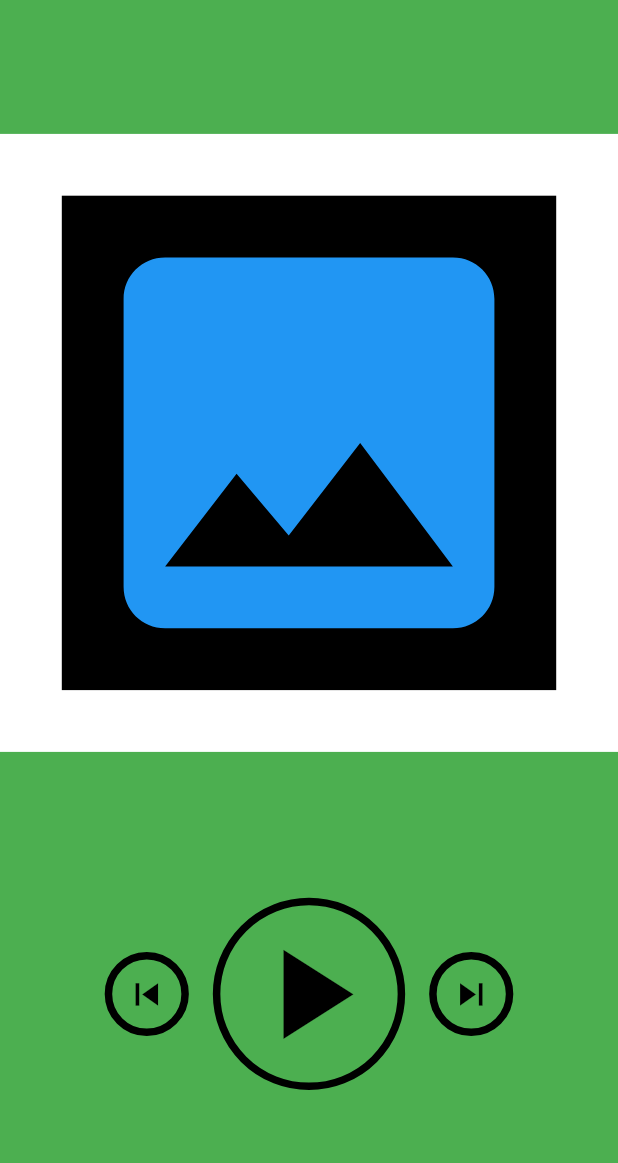
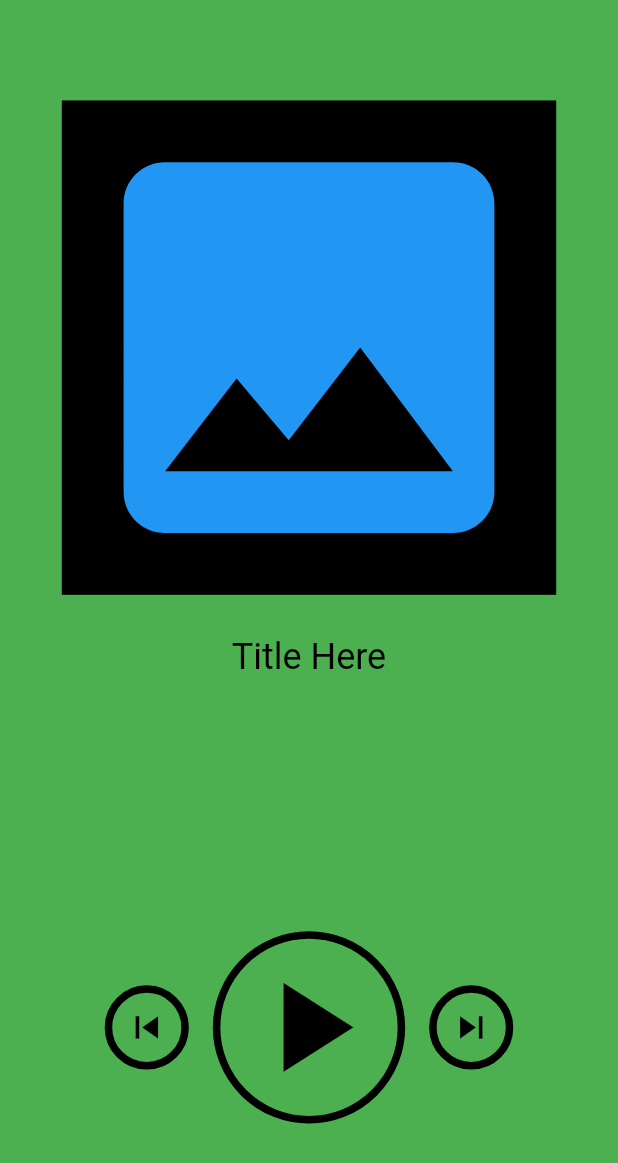
Before and after one commit to evernetica/radio_player, a Flutter app: the screen it shows after launch, on a phone screen of 412 x 824 dp. Shown: the top 1163 px of the screen. Run offline on Flutter 3.47's test engine with Material 2 defaults, Android fonts, the phone set to English and light mode, and no system bars; our stand-ins replace equatable, flutter_bloc.

Commit message:
edited player interface layout

```diff
--- a/lib/app/scene/player/screen_player.dart
+++ b/lib/app/scene/player/screen_player.dart
@@ -10,7 +10,7 @@ class ScreenPlayer extends StatelessWidget {
     return Container(
         color: Colors.green,
         child: Column(
-          mainAxisAlignment: MainAxisAlignment.spaceEvenly,
+          mainAxisAlignment: MainAxisAlignment.spaceAround,
           children: [
             _thumbnail(context),
             _controlButtonsBar(context),
@@ -21,13 +21,16 @@ class ScreenPlayer extends StatelessWidget {
   Widget _thumbnail(BuildContext context) {
     return AspectRatio(
       aspectRatio: 1,
-      child: Container(
-        color: Colors.white,
       child: FractionallySizedBox(
-          widthFactor: 0.8,
+        widthFactor: 1,
         child: Align(
           child: AspectRatio(
             aspectRatio: 1,
+            child: Column(
+              mainAxisAlignment: MainAxisAlignment.end,
+              children: [
+                Expanded(
+                  flex: 4,
                   child: Container(
                     color: Colors.black,
                     child: const FittedBox(
@@ -37,6 +40,23 @@ class ScreenPlayer extends StatelessWidget {
                       ),
                     ),
                   ),
+                ),
+                const Expanded(
+                  flex: 1,
+                  child: Center(
+                    child: Padding(
+                      padding: EdgeInsets.all(8.0),
+                      child: Text(
+                        "Title Here",
+                        style: TextStyle(
+                            inherit: false,
+                            color: Colors.black,
+                            fontSize: 24.0),
+                      ),
+                    ),
+                  ),
+                ),
+              ],
             ),
           ),
         ),
@@ -73,9 +93,10 @@ class ScreenPlayer extends StatelessWidget {
                 border: Border.all(color: Colors.black, width: 5.0)),
             child: TextButton(
               style: ButtonStyle(
-                overlayColor: MaterialStateColor.resolveWith((states) => Colors.black54),
-                shape:
-                    MaterialStateProperty.all<CircleBorder>(const CircleBorder()),
+                overlayColor:
+                    MaterialStateColor.resolveWith((states) => Colors.black54),
+                shape: MaterialStateProperty.all<CircleBorder>(
+                    const CircleBorder()),
               ),
               onPressed: callback,
               child: FractionallySizedBox(
```
Also changed, not shown: 1 other file. Lines whose indentation alone changed are shown as unchanged.
